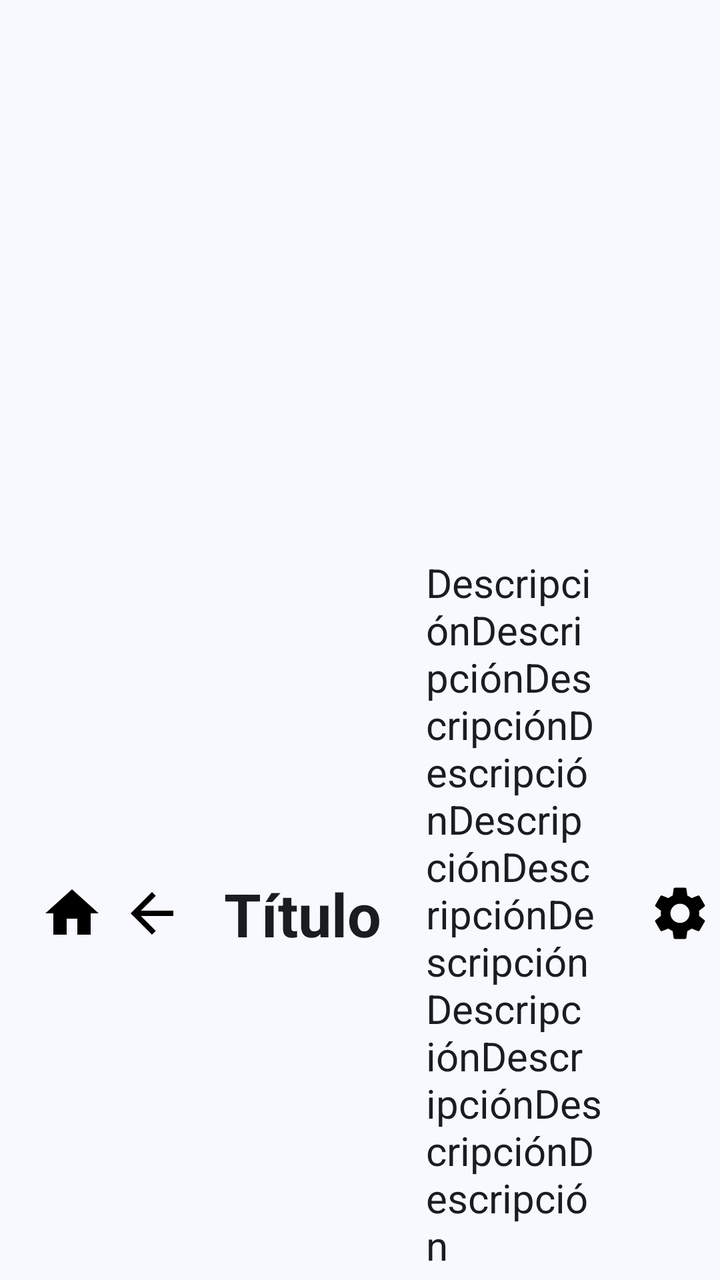
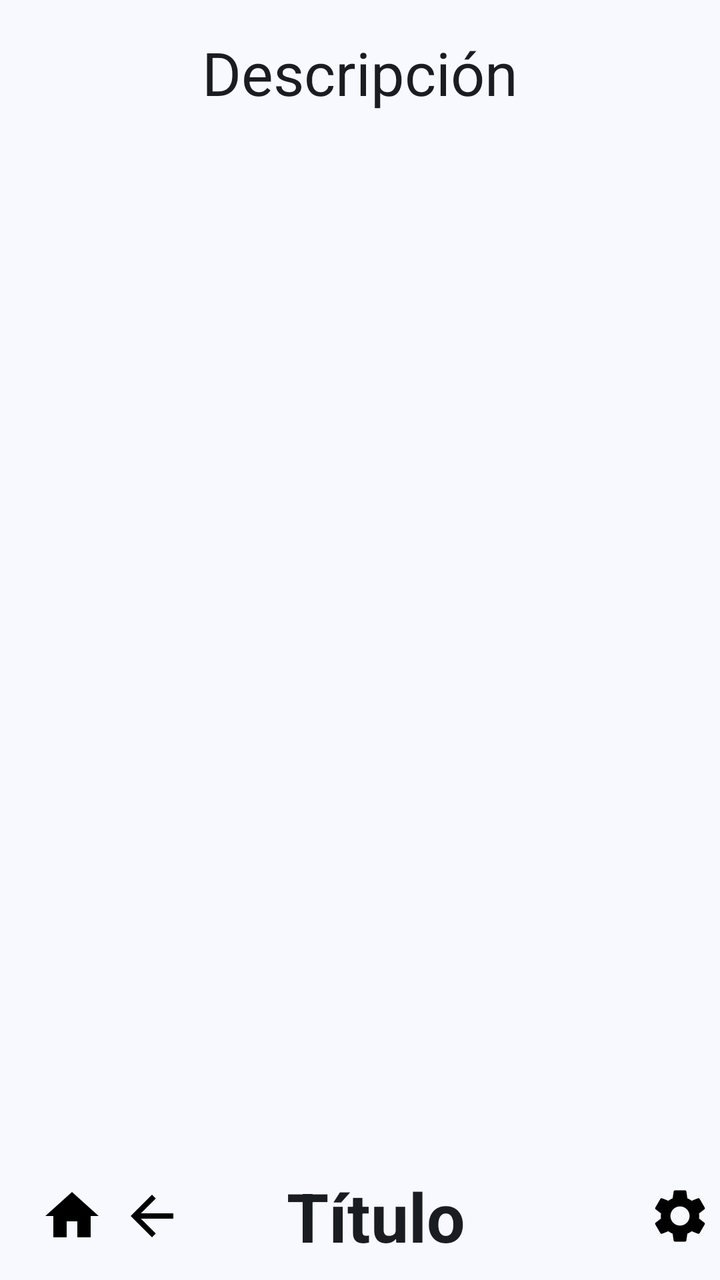

Compare the two renders of this Android layout. The source of the first and the diff that turns it into the second are given below.
<!-- AndroidManifest.xml: application theme AppTheme -->
<!-- res/layout/activity_main.xml -->
<?xml version="1.0" encoding="utf-8"?>
<FrameLayout xmlns:android="http://schemas.android.com/apk/res/android"
    xmlns:app="http://schemas.android.com/apk/res-auto"
    android:id="@+id/container"
    android:layout_width="match_parent"
    android:layout_height="match_parent">

    <androidx.recyclerview.widget.RecyclerView
        android:id="@+id/recyclerView"
        android:layout_width="wrap_content"
        android:layout_height="wrap_content"
        android:layout_gravity="center"
        android:clipToPadding="true"
        android:paddingTop="16dp"
        android:paddingBottom="50dp" />

    <TextView
        android:id="@+id/sinElementos"
        android:layout_width="wrap_content"
        android:layout_height="wrap_content"
        android:layout_gravity="center"
        android:visibility="invisible"
        android:text="@string/sinElementos"
        android:textSize="26sp"
        android:clipToPadding="true"
        android:paddingTop="16dp"
        android:paddingBottom="50dp"/>

    <androidx.appcompat.widget.Toolbar
        android:id="@+id/toolbarMain"
        android:layout_width="match_parent"
        android:layout_height="wrap_content"
        android:layout_gravity="bottom"
        app:contentColor="@color/md_theme_onBackground"
        app:popupBackgroundColor="@color/white"
        android:background="?attr/colorSurface"
        android:theme="@style/ThemeOverlay.AppCompat.Dark.ActionBar"
        android:visibility="visible">

        <RelativeLayout
            android:layout_width="match_parent"
            android:layout_height="wrap_content"
            android:paddingHorizontal="4dp"
            android:paddingVertical="4dp">

            <ImageButton
                android:id="@+id/btnHome"
                android:layout_width="32dp"
                android:layout_height="32dp"
                android:layout_alignParentStart="true"
                android:layout_centerVertical="true"
                android:background="@drawable/ic_home"
                android:contentDescription="@string/home"
                android:visibility="visible" />

            <ImageButton
                android:id="@+id/btnBack"
                android:layout_width="32dp"
                android:layout_height="32dp"
                android:layout_centerVertical="true"
                android:layout_marginStart="8dp"
                android:layout_toEndOf="@id/btnHome"
                android:background="@drawable/ic_arrow_back"
                android:contentDescription="@string/volver"
                android:visibility="visible" />

            <LinearLayout
                android:layout_width="match_parent"
                android:layout_height="wrap_content"
                android:layout_toEndOf="@id/btnBack"
                android:layout_toStartOf="@id/btnConfig"
                android:layout_centerVertical="true"
                android:orientation="horizontal"
                android:layout_marginStart="10dp"
                android:layout_marginEnd="10dp">

                <TextView
                    android:id="@+id/toolbarTitle"
                    android:layout_width="0dp"
                    android:layout_height="wrap_content"
                    android:layout_weight="1"
                    android:ellipsize="end"
                    android:layout_gravity="center_vertical"
                    android:layout_centerVertical="true"
                    android:layout_marginStart="10dp"
                    android:layout_toEndOf="@id/btnBack"
                    android:text="Título"
                    android:textColor="?attr/colorOnSurface"
                    android:textSize="30sp"
                    android:textStyle="bold" />

                <TextView
                    android:id="@+id/toolbarDescription"
                    android:layout_width="0dp"
                    android:layout_height="wrap_content"
                    android:layout_weight="1"
                    android:ellipsize="end"
                    android:layout_centerVertical="true"
                    android:layout_toStartOf="@id/btnConfig"
                    android:paddingRight="13dp"
                    android:layout_gravity="center_vertical"
                    android:text="DescripciónDescripciónDescripciónDescripciónDescripciónDescripciónDescripciónDescripciónDescripciónDescripciónDescripción"
                    android:textSize="20sp"
                    android:textColor="?attr/colorOnSurface"/>

            </LinearLayout>

            <ImageButton
                android:id="@+id/btnConfig"
                android:layout_width="32dp"
                android:layout_height="32dp"
                android:layout_alignParentEnd="true"
                android:layout_centerVertical="true"
                android:background="@drawable/ic_settings"
                android:visibility="visible" />

        </RelativeLayout>
    </androidx.appcompat.widget.Toolbar>


</FrameLayout>
<!-- resources referenced by this layout -->
<resources>
  <color name="md_theme_onBackground">#191C20</color>
  <color name="white">#FFFFFF</color>
  <!-- drawable ic_arrow_back (drawable) -->
  <vector xmlns:android="http://schemas.android.com/apk/res/android" android:autoMirrored="true" android:height="24dp" android:tint="#000000" android:viewportHeight="24" android:viewportWidth="24" android:width="24dp">
        
      <path android:fillColor="@android:color/white" android:pathData="M20,11H7.83l5.59,-5.59L12,4l-8,8 8,8 1.41,-1.41L7.83,13H20v-2z"/>
      
  </vector>
  <!-- drawable ic_home (drawable) -->
  <vector xmlns:android="http://schemas.android.com/apk/res/android" android:height="24dp" android:tint="#000000" android:viewportHeight="24" android:viewportWidth="24" android:width="24dp">
        
      <path android:fillColor="@android:color/white" android:pathData="M10,20v-6h4v6h5v-8h3L12,3 2,12h3v8z"/>
      
  </vector>
  <string name="home">Inicio</string>
  <string name="sinElementos">No hay elementos para mostrar</string>
  <string name="volver">Atrás</string>
  <color name="md_theme_primary">#3B608F</color>
  <color name="md_theme_onPrimary">#FFFFFF</color>
  <color name="md_theme_primaryContainer">#D4E3FF</color>
  <color name="md_theme_onPrimaryContainer">#001C39</color>
  <color name="md_theme_secondary">#545F71</color>
  <color name="md_theme_onSecondary">#FFFFFF</color>
  <color name="md_theme_secondaryContainer">#D8E3F8</color>
  <color name="md_theme_onSecondaryContainer">#111C2B</color>
  <color name="md_theme_tertiary">#6D5677</color>
  <color name="md_theme_onTertiary">#FFFFFF</color>
  <color name="md_theme_tertiaryContainer">#F6D9FF</color>
  <color name="md_theme_onTertiaryContainer">#261430</color>
  <color name="md_theme_error">#BA1A1A</color>
  <color name="md_theme_onError">#FFFFFF</color>
  <color name="md_theme_errorContainer">#FFDAD6</color>
  <color name="md_theme_onErrorContainer">#410002</color>
  <color name="md_theme_background">#F8F9FF</color>
  <color name="md_theme_surface">#F8F9FF</color>
  <color name="md_theme_onSurface">#191C20</color>
  <color name="md_theme_surfaceVariant">#DFE2EB</color>
  <color name="md_theme_onSurfaceVariant">#43474E</color>
  <color name="md_theme_outline">#73777F</color>
  <color name="md_theme_outlineVariant">#C3C6CF</color>
  <color name="md_theme_inverseSurface">#2E3035</color>
  <color name="md_theme_inverseOnSurface">#EFF0F7</color>
  <color name="md_theme_inversePrimary">#A4C9FE</color>
  <color name="md_theme_primaryFixed">#D4E3FF</color>
  <color name="md_theme_onPrimaryFixed">#001C39</color>
  <color name="md_theme_primaryFixedDim">#A4C9FE</color>
  <color name="md_theme_onPrimaryFixedVariant">#204876</color>
  <color name="md_theme_secondaryFixed">#D8E3F8</color>
  <color name="md_theme_onSecondaryFixed">#111C2B</color>
  <color name="md_theme_secondaryFixedDim">#BCC7DB</color>
  <color name="md_theme_onSecondaryFixedVariant">#3D4758</color>
  <color name="md_theme_tertiaryFixed">#F6D9FF</color>
  <color name="md_theme_onTertiaryFixed">#261430</color>
  <color name="md_theme_tertiaryFixedDim">#D9BDE3</color>
  <color name="md_theme_onTertiaryFixedVariant">#543F5E</color>
  <color name="md_theme_surfaceDim">#D9DAE0</color>
  <color name="md_theme_surfaceBright">#F8F9FF</color>
  <color name="md_theme_surfaceContainerLowest">#FFFFFF</color>
  <color name="md_theme_surfaceContainerLow">#F2F3FA</color>
  <color name="md_theme_surfaceContainer">#EDEDF4</color>
  <color name="md_theme_surfaceContainerHigh">#E7E8EE</color>
  <color name="md_theme_surfaceContainerHighest">#E1E2E9</color>
  <!-- unchanged entries left out for length: 2 -->
</resources>

<!-- the commit's change to res/layout/activity_main.xml (unified diff, before → after) -->
@@ -1,19 +1,40 @@
-<?xml version="1.0" encoding="utf-8"?>
 <FrameLayout xmlns:android="http://schemas.android.com/apk/res/android"
     xmlns:app="http://schemas.android.com/apk/res-auto"
     android:id="@+id/container"
     android:layout_width="match_parent"
     android:layout_height="match_parent">
 
-    <androidx.recyclerview.widget.RecyclerView
-        android:id="@+id/recyclerView"
-        android:layout_width="wrap_content"
-        android:layout_height="wrap_content"
-        android:layout_gravity="center"
-        android:clipToPadding="true"
-        android:paddingTop="16dp"
-        android:paddingBottom="50dp" />
+    <LinearLayout
+        android:id="@+id/contentLayout"
+        android:layout_width="match_parent"
+        android:layout_height="match_parent"
+        android:orientation="vertical">
 
+        <TextView
+            android:id="@+id/toolbarDescription"
+            android:layout_width="match_parent"
+            android:layout_height="wrap_content"
+            android:padding="16dp"
+            android:text="Descripción"
+            android:textSize="30sp"
+            android:textColor="?attr/colorOnSurface"
+            android:gravity="center"
+            android:background="@android:color/transparent" />
+
+        <androidx.recyclerview.widget.RecyclerView
+            android:id="@+id/recyclerView"
+            android:layout_width="wrap_content"
+            android:layout_height="0dp"
+            android:layout_weight="1"
+            android:layout_gravity="center_horizontal"
+            android:clipToPadding="true"
+            android:paddingTop="16dp"
+            android:paddingBottom="50dp"
+            android:scrollbars="vertical"
+            android:fadeScrollbars="false"/>
+    </LinearLayout>
+
+    
     <TextView
         android:id="@+id/sinElementos"
         android:layout_width="wrap_content"
@@ -26,6 +47,7 @@
         android:paddingTop="16dp"
         android:paddingBottom="50dp"/>
 
+    
     <androidx.appcompat.widget.Toolbar
         android:id="@+id/toolbarMain"
         android:layout_width="match_parent"
@@ -72,37 +94,18 @@
                 android:layout_centerVertical="true"
                 android:orientation="horizontal"
                 android:layout_marginStart="10dp"
-                android:layout_marginEnd="10dp">
+                android:layout_marginEnd="50dp">
 
                 <TextView
                     android:id="@+id/toolbarTitle"
-                    android:layout_width="0dp"
+                    android:layout_width="match_parent"
                     android:layout_height="wrap_content"
-                    android:layout_weight="1"
                     android:ellipsize="end"
-                    android:layout_gravity="center_vertical"
-                    android:layout_centerVertical="true"
-                    android:layout_marginStart="10dp"
-                    android:layout_toEndOf="@id/btnBack"
+                    android:gravity="center"
                     android:text="Título"
                     android:textColor="?attr/colorOnSurface"
-                    android:textSize="30sp"
+                    android:textSize="34sp"
                     android:textStyle="bold" />
-
-                <TextView
-                    android:id="@+id/toolbarDescription"
-                    android:layout_width="0dp"
-                    android:layout_height="wrap_content"
-                    android:layout_weight="1"
-                    android:ellipsize="end"
-                    android:layout_centerVertical="true"
-                    android:layout_toStartOf="@id/btnConfig"
-                    android:paddingRight="13dp"
-                    android:layout_gravity="center_vertical"
-                    android:text="DescripciónDescripciónDescripciónDescripciónDescripciónDescripciónDescripciónDescripciónDescripciónDescripciónDescripción"
-                    android:textSize="20sp"
-                    android:textColor="?attr/colorOnSurface"/>
-
             </LinearLayout>
 
             <ImageButton
@@ -113,9 +116,6 @@
                 android:layout_centerVertical="true"
                 android:background="@drawable/ic_settings"
                 android:visibility="visible" />
-
         </RelativeLayout>
     </androidx.appcompat.widget.Toolbar>
-
-
 </FrameLayout>
